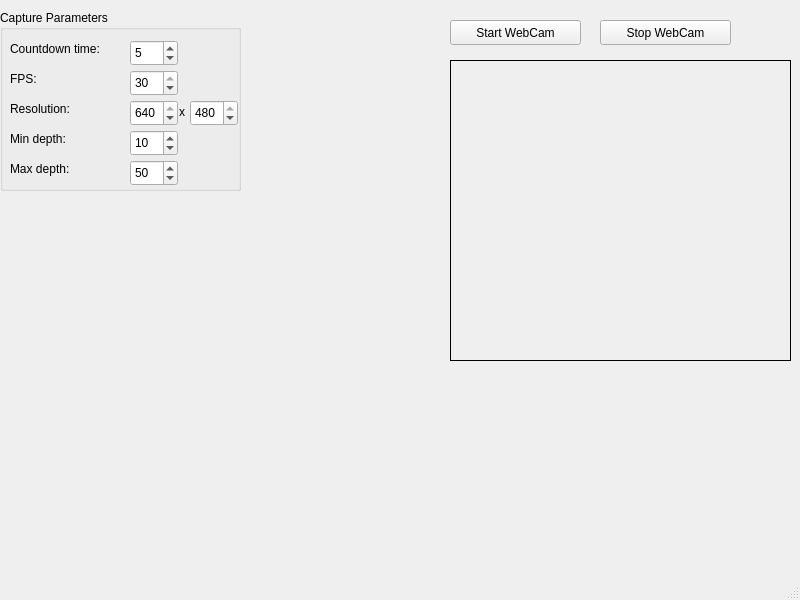
cstopics/realsense_dataset_recorder, file mainwindow.ui: the form before one commit.
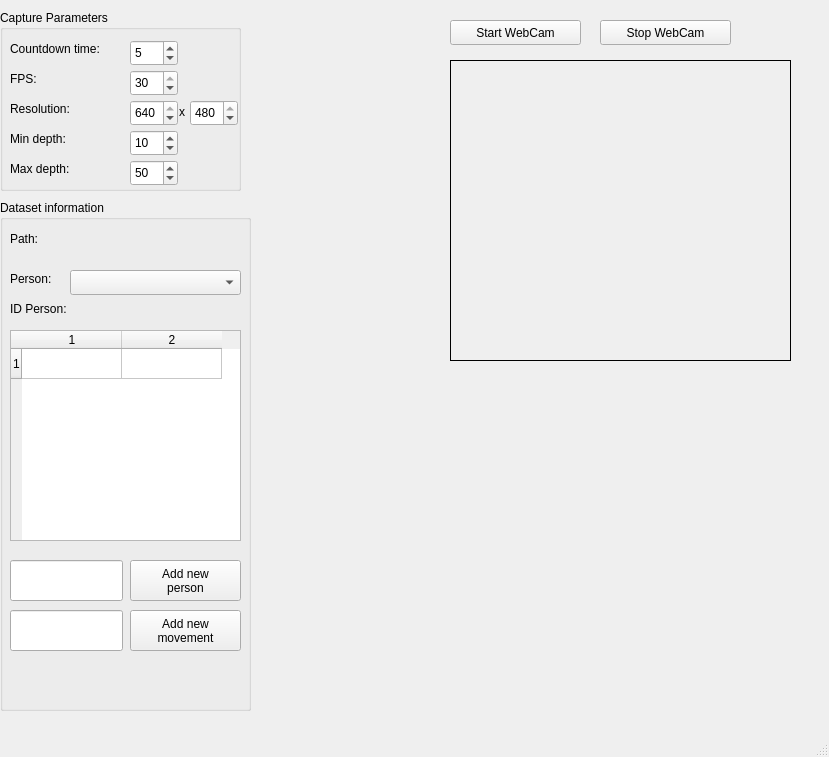
The form after the commit.

Commit message: Person and movement adding and selection

What changed in the file:
```diff
--- a/mainwindow.ui
+++ b/mainwindow.ui
@@ -6,8 +6,8 @@
    <rect>
     <x>0</x>
     <y>0</y>
-    <width>800</width>
-    <height>600</height>
+    <width>829</width>
+    <height>757</height>
    </rect>
   </property>
   <property name="windowTitle">
@@ -273,6 +273,176 @@
      </property>
     </widget>
    </widget>
+   <widget class="QGroupBox" name="groupBox_2">
+    <property name="geometry">
+     <rect>
+      <x>0</x>
+      <y>200</y>
+      <width>251</width>
+      <height>511</height>
+     </rect>
+    </property>
+    <property name="title">
+     <string>Dataset information</string>
+    </property>
+    <widget class="QLabel" name="label_6">
+     <property name="geometry">
+      <rect>
+       <x>10</x>
+       <y>30</y>
+       <width>67</width>
+       <height>17</height>
+      </rect>
+     </property>
+     <property name="text">
+      <string>Path:</string>
+     </property>
+    </widget>
+    <widget class="QLabel" name="lbl_path">
+     <property name="geometry">
+      <rect>
+       <x>50</x>
+       <y>30</y>
+       <width>181</width>
+       <height>31</height>
+      </rect>
+     </property>
+     <property name="text">
+      <string/>
+     </property>
+     <property name="wordWrap">
+      <bool>true</bool>
+     </property>
+    </widget>
+    <widget class="QComboBox" name="cb_person">
+     <property name="geometry">
+      <rect>
+       <x>70</x>
+       <y>70</y>
+       <width>171</width>
+       <height>25</height>
+      </rect>
+     </property>
+    </widget>
+    <widget class="QLabel" name="label_8">
+     <property name="geometry">
+      <rect>
+       <x>10</x>
+       <y>70</y>
+       <width>67</width>
+       <height>17</height>
+      </rect>
+     </property>
+     <property name="text">
+      <string>Person:</string>
+     </property>
+    </widget>
+    <widget class="QLabel" name="label_9">
+     <property name="geometry">
+      <rect>
+       <x>10</x>
+       <y>100</y>
+       <width>67</width>
+       <height>17</height>
+      </rect>
+     </property>
+     <property name="text">
+      <string>ID Person:</string>
+     </property>
+    </widget>
+    <widget class="QLabel" name="lbl_IDperson">
+     <property name="geometry">
+      <rect>
+       <x>87</x>
+       <y>100</y>
+       <width>67</width>
+       <height>17</height>
+      </rect>
+     </property>
+     <property name="text">
+      <string/>
+     </property>
+    </widget>
+    <widget class="QTableWidget" name="tb_movements">
+     <property name="geometry">
+      <rect>
+       <x>10</x>
+       <y>130</y>
+       <width>231</width>
+       <height>211</height>
+      </rect>
+     </property>
+     <property name="rowCount">
+      <number>1</number>
+     </property>
+     <property name="columnCount">
+      <number>2</number>
+     </property>
+     <attribute name="horizontalHeaderVisible">
+      <bool>true</bool>
+     </attribute>
+     <attribute name="horizontalHeaderMinimumSectionSize">
+      <number>50</number>
+     </attribute>
+     <attribute name="verticalHeaderVisible">
+      <bool>true</bool>
+     </attribute>
+     <attribute name="verticalHeaderMinimumSectionSize">
+      <number>30</number>
+     </attribute>
+     <row/>
+     <column/>
+     <column/>
+    </widget>
+    <widget class="QPushButton" name="btn_addPerson">
+     <property name="geometry">
+      <rect>
+       <x>130</x>
+       <y>360</y>
+       <width>111</width>
+       <height>41</height>
+      </rect>
+     </property>
+     <property name="text">
+      <string>Add new
+person</string>
+     </property>
+    </widget>
+    <widget class="QPushButton" name="btn_addMovement">
+     <property name="geometry">
+      <rect>
+       <x>130</x>
+       <y>410</y>
+       <width>111</width>
+       <height>41</height>
+      </rect>
+     </property>
+     <property name="text">
+      <string>Add new
+movement</string>
+     </property>
+    </widget>
+    <widget class="QLineEdit" name="in_newPerson">
+     <property name="geometry">
+      <rect>
+       <x>10</x>
+       <y>360</y>
+       <width>113</width>
+       <height>41</height>
+      </rect>
+     </property>
+    </widget>
+    <widget class="QLineEdit" name="in_newMovement">
+     <property name="geometry">
+      <rect>
+       <x>10</x>
+       <y>410</y>
+       <width>113</width>
+       <height>41</height>
+      </rect>
+     </property>
+    </widget>
+   </widget>
   </widget>
   <widget class="QMenuBar" name="menubar">
    <property name="geometry">
```
Left out of the diff: 2 changed lines with no effect on the pictures. The commit also changes 4 other files.
